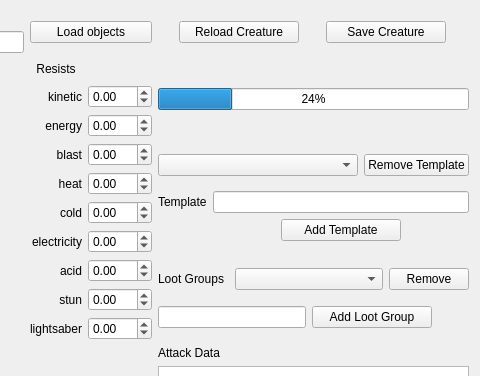
The window that WorldSpawnerTool/creaturemanager.ui (TheAnswer/Tools) describes before a commit, drawn with Qt 5; both pictures show x 424 to 904 and y 0 to 376 of the 904 by 813 pixel window.
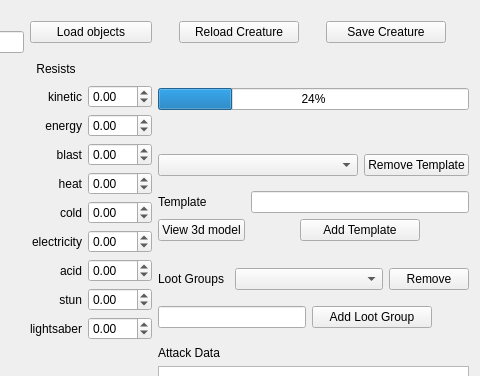
The same window after the commit.

Commit message: [added] view 3d model option for creatures and lair buildings with a slightly updated swgOSG tool by xunil

Diff of the .ui file:
```diff
--- a/WorldSpawnerTool/creaturemanager.ui
+++ b/WorldSpawnerTool/creaturemanager.ui
@@ -791,6 +791,13 @@
          </item>
         </layout>
        </item>
+       <item row="1" column="0">
+        <widget class="QPushButton" name="pushButton_view3d">
+         <property name="text">
+          <string>View 3d model</string>
+         </property>
+        </widget>
+       </item>
       </layout>
      </item>
     </layout>
```
The commit also changes 214 other files.
